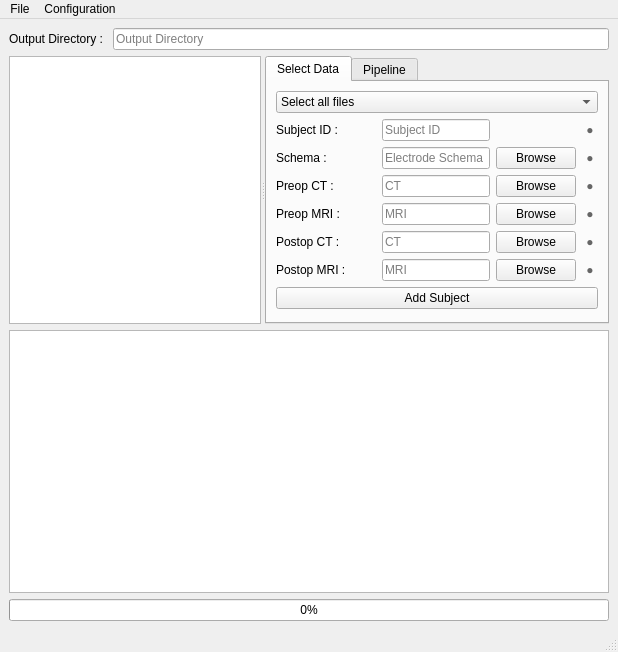
NeuroTech-Platform/CiCLONE, file ciclone/forms/MainWindow.ui: the form before one commit.
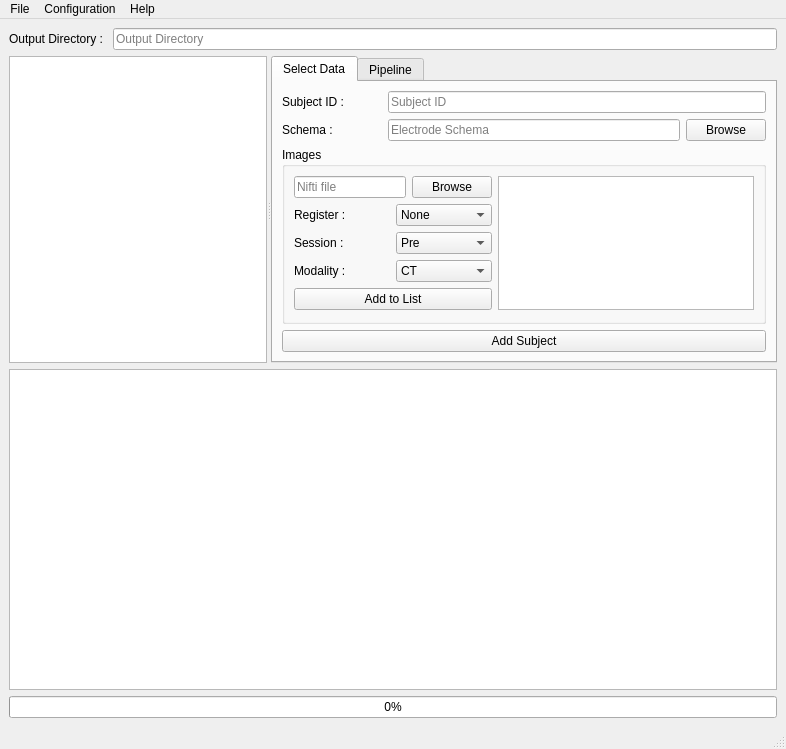
The form after the commit.

Commit message:
Feat : improve subject file import (#3)
* Add possibility to import multiple files with parameters and possible coregistration

* Add About Dialog

```diff
--- a/ciclone/forms/MainWindow.ui
+++ b/ciclone/forms/MainWindow.ui
@@ -6,15 +6,15 @@
    <rect>
     <x>0</x>
     <y>0</y>
-    <width>618</width>
-    <height>652</height>
+    <width>786</width>
+    <height>749</height>
    </rect>
   </property>
   <property name="windowTitle">
    <string>CiCLONE</string>
   </property>
   <widget class="QWidget" name="centralwidget">
-   <layout class="QGridLayout" name="gridLayout_2">
+   <layout class="QGridLayout" name="gridLayout_4">
     <item row="0" column="0">
      <layout class="QHBoxLayout" name="horizontalLayout">
       <item>
@@ -42,6 +42,12 @@
        <enum>Qt::Orientation::Horizontal</enum>
       </property>
       <widget class="QTreeView" name="subjectTreeView">
+       <property name="sizePolicy">
+        <sizepolicy hsizetype="Expanding" vsizetype="Expanding">
+         <horstretch>0</horstretch>
+         <verstretch>0</verstretch>
+        </sizepolicy>
+       </property>
        <property name="selectionMode">
         <enum>QAbstractItemView::SelectionMode::ExtendedSelection</enum>
        </property>
@@ -54,422 +60,193 @@
         <attribute name="title">
          <string>Select Data</string>
         </attribute>
-        <layout class="QGridLayout" name="gridLayout">
-         <item row="2" column="2">
-          <widget class="QPushButton" name="browse_Schema">
-           <property name="text">
-            <string>Browse</string>
-           </property>
-          </widget>
-         </item>
-         <item row="2" column="3">
-          <widget class="QLabel" name="validation_indicator_schema">
-           <property name="minimumSize">
-            <size>
-             <width>16</width>
-             <height>16</height>
-            </size>
-           </property>
-           <property name="maximumSize">
-            <size>
-             <width>16</width>
-             <height>16</height>
-            </size>
-           </property>
-           <property name="visible">
-            <bool>false</bool>
-           </property>
-           <property name="styleSheet">
-            <string>QLabel {
-    border-radius: 8px;
-    background-color: transparent;
-    color: #666666;
-    font-size: 12px;
-}</string>
-           </property>
-           <property name="text">
-            <string>●</string>
-           </property>
-           <property name="alignment">
-            <set>Qt::AlignmentFlag::AlignCenter</set>
-           </property>
-          </widget>
-         </item>
-         <item row="6" column="2">
-          <widget class="QPushButton" name="browse_postMRI">
-           <property name="text">
-            <string>Browse</string>
-           </property>
-          </widget>
-         </item>
-         <item row="6" column="3">
-          <widget class="QLabel" name="validation_indicator_post_mri">
-           <property name="minimumSize">
-            <size>
-             <width>16</width>
-             <height>16</height>
-            </size>
-           </property>
-           <property name="maximumSize">
-            <size>
-             <width>16</width>
-             <height>16</height>
-            </size>
-           </property>
-           <property name="visible">
-            <bool>false</bool>
-           </property>
-           <property name="styleSheet">
-            <string>QLabel {
-    border-radius: 8px;
-    background-color: transparent;
-    color: #666666;
-    font-size: 12px;
-}</string>
-           </property>
-           <property name="text">
-            <string>●</string>
-           </property>
-           <property name="alignment">
-            <set>Qt::AlignmentFlag::AlignCenter</set>
-           </property>
-          </widget>
-         </item>
-         <item row="6" column="0">
-          <widget class="QLabel" name="label_postMRI">
-           <property name="minimumSize">
-            <size>
-             <width>100</width>
-             <height>0</height>
-            </size>
-           </property>
-           <property name="maximumSize">
-            <size>
-             <width>100</width>
-             <height>16777215</height>
-            </size>
-           </property>
-           <property name="text">
-            <string>Postop MRI : </string>
-           </property>
-          </widget>
-         </item>
-         <item row="5" column="2">
-          <widget class="QPushButton" name="browse_postCT">
-           <property name="text">
-            <string>Browse</string>
-           </property>
-          </widget>
-         </item>
-         <item row="5" column="3">
-          <widget class="QLabel" name="validation_indicator_post_ct">
-           <property name="minimumSize">
-            <size>
-             <width>16</width>
-             <height>16</height>
-            </size>
-           </property>
-           <property name="maximumSize">
-            <size>
-             <width>16</width>
-             <height>16</height>
-            </size>
-           </property>
-           <property name="visible">
-            <bool>false</bool>
-           </property>
-           <property name="styleSheet">
-            <string>QLabel {
-    border-radius: 8px;
-    background-color: transparent;
-    color: #666666;
-    font-size: 12px;
-}</string>
-           </property>
-           <property name="text">
-            <string>●</string>
-           </property>
-           <property name="alignment">
-            <set>Qt::AlignmentFlag::AlignCenter</set>
-           </property>
-          </widget>
-         </item>
-         <item row="3" column="0">
-          <widget class="QLabel" name="label_preCT">
-           <property name="minimumSize">
-            <size>
-             <width>100</width>
-             <height>0</height>
-            </size>
-           </property>
-           <property name="maximumSize">
-            <size>
-             <width>100</width>
-             <height>16777215</height>
-            </size>
-           </property>
-           <property name="text">
-            <string>Preop CT : </string>
-           </property>
-          </widget>
-         </item>
-         <item row="4" column="2">
-          <widget class="QPushButton" name="browse_preMRI">
-           <property name="text">
-            <string>Browse</string>
-           </property>
-          </widget>
-         </item>
-         <item row="4" column="3">
-          <widget class="QLabel" name="validation_indicator_pre_mri">
-           <property name="minimumSize">
-            <size>
-             <width>16</width>
-             <height>16</height>
-            </size>
-           </property>
-           <property name="maximumSize">
-            <size>
-             <width>16</width>
-             <height>16</height>
-            </size>
-           </property>
-           <property name="visible">
-            <bool>false</bool>
-           </property>
-           <property name="styleSheet">
-            <string>QLabel {
-    border-radius: 8px;
-    background-color: transparent;
-    color: #666666;
-    font-size: 12px;
-}</string>
-           </property>
-           <property name="text">
-            <string>●</string>
-           </property>
-           <property name="alignment">
-            <set>Qt::AlignmentFlag::AlignCenter</set>
-           </property>
-          </widget>
+        <layout class="QGridLayout" name="gridLayout_2">
+         <item row="0" column="0">
+          <layout class="QHBoxLayout" name="horizontalLayout_6">
+           <item>
+            <widget class="QLabel" name="label_Name">
+             <property name="minimumSize">
+              <size>
+               <width>100</width>
+               <height>0</height>
+              </size>
+             </property>
+             <property name="maximumSize">
+              <size>
+               <width>100</width>
+               <height>16777215</height>
+              </size>
+             </property>
+             <property name="text">
+              <string>Subject ID : </string>
+             </property>
+            </widget>
+           </item>
+           <item>
+            <widget class="QLineEdit" name="lineEdit_Name">
+             <property name="placeholderText">
+              <string>Subject ID</string>
+             </property>
+            </widget>
+           </item>
+          </layout>
          </item>
          <item row="2" column="0">
-          <widget class="QLabel" name="label_Schema">
-           <property name="minimumSize">
-            <size>
-             <width>100</width>
-             <height>0</height>
-            </size>
+          <widget class="QGroupBox" name="groupBox">
+           <property name="title">
+            <string>Images</string>
            </property>
-           <property name="maximumSize">
-            <size>
-             <width>100</width>
-             <height>16777215</height>
-            </size>
-           </property>
-           <property name="text">
-            <string>Schema : </string>
-           </property>
-          </widget>
-         </item>
-         <item row="5" column="1">
-          <widget class="QLineEdit" name="lineEdit_postCT">
-           <property name="placeholderText">
-            <string>CT</string>
-           </property>
-          </widget>
-         </item>
-         <item row="1" column="1">
-          <widget class="QLineEdit" name="lineEdit_Name">
-           <property name="placeholderText">
-            <string>Subject ID</string>
-           </property>
-          </widget>
-         </item>
-         <item row="1" column="3">
-          <widget class="QLabel" name="validation_indicator_name">
-           <property name="minimumSize">
-            <size>
-             <width>16</width>
-             <height>16</height>
-            </size>
-           </property>
-           <property name="maximumSize">
-            <size>
-             <width>16</width>
-             <height>16</height>
-            </size>
-           </property>
-           <property name="visible">
-            <bool>false</bool>
-           </property>
-           <property name="styleSheet">
-            <string>QLabel {
-    border-radius: 8px;
-    background-color: transparent;
-    color: #666666;
-    font-size: 12px;
-}</string>
-           </property>
-           <property name="text">
-            <string>●</string>
-           </property>
-           <property name="alignment">
-            <set>Qt::AlignmentFlag::AlignCenter</set>
-           </property>
-          </widget>
-         </item>
-         <item row="3" column="2">
-          <widget class="QPushButton" name="browse_preCT">
-           <property name="text">
-            <string>Browse</string>
-           </property>
-          </widget>
-         </item>
-         <item row="3" column="3">
-          <widget class="QLabel" name="validation_indicator_pre_ct">
-           <property name="minimumSize">
-            <size>
-             <width>16</width>
-             <height>16</height>
-            </size>
-           </property>
-           <property name="maximumSize">
-            <size>
-             <width>16</width>
-             <height>16</height>
-            </size>
-           </property>
-           <property name="visible">
-            <bool>false</bool>
-           </property>
-           <property name="styleSheet">
-            <string>QLabel {
-    border-radius: 8px;
-    background-color: transparent;
-    color: #666666;
-    font-size: 12px;
-}</string>
-           </property>
-           <property name="text">
-            <string>●</string>
-           </property>
-           <property name="alignment">
-            <set>Qt::AlignmentFlag::AlignCenter</set>
-           </property>
-          </widget>
-         </item>
-         <item row="4" column="1">
-          <widget class="QLineEdit" name="lineEdit_preMRI">
-           <property name="placeholderText">
-            <string>MRI</string>
-           </property>
-          </widget>
-         </item>
-         <item row="2" column="1">
-          <widget class="QLineEdit" name="lineEdit_Schema">
-           <property name="placeholderText">
-            <string>Electrode Schema</string>
-           </property>
-          </widget>
-         </item>
-         <item row="5" column="0">
-          <widget class="QLabel" name="label_postCT">
-           <property name="minimumSize">
-            <size>
-             <width>100</width>
-             <height>0</height>
-            </size>
-           </property>
-           <property name="maximumSize">
-            <size>
-             <width>100</width>
-             <height>16777215</height>
-            </size>
-           </property>
-           <property name="text">
-            <string>Postop CT : </string>
-           </property>
-          </widget>
-         </item>
-         <item row="4" column="0">
-          <widget class="QLabel" name="label_preMRI">
-           <property name="minimumSize">
-            <size>
-             <width>100</width>
-             <height>0</height>
-            </size>
-           </property>
-           <property name="maximumSize">
-            <size>
-             <width>100</width>
-             <height>16777215</height>
-            </size>
-           </property>
-           <property name="text">
-            <string>Preop MRI : </string>
-           </property>
+           <layout class="QGridLayout" name="gridLayout">
+            <item row="0" column="0">
+             <layout class="QHBoxLayout" name="horizontalLayout_4">
+              <item>
+               <widget class="QLineEdit" name="lineEdit_image">
+                <property name="placeholderText">
+                 <string>Nifti file</string>
+                </property>
+               </widget>
+              </item>
+              <item>
+               <widget class="QPushButton" name="browse_image">
+                <property name="text">
+                 <string>Browse</string>
+                </property>
+               </widget>
+              </item>
+             </layout>
+            </item>
+            <item row="0" column="1" rowspan="5">
+             <widget class="QListWidget" name="images_listWidget"/>
+            </item>
+            <item row="1" column="0">
+             <layout class="QHBoxLayout" name="horizontalLayout_3">
+              <item>
+               <widget class="QLabel" name="label_register">
+                <property name="text">
+                 <string>Register : </string>
+                </property>
+               </widget>
+              </item>
+              <item>
+               <widget class="QComboBox" name="register_combobox">
+                <item>
+                 <property name="text">
+                  <string>None</string>
+                 </property>
+                </item>
+               </widget>
+              </item>
+             </layout>
+            </item>
+            <item row="2" column="0">
+             <layout class="QHBoxLayout" name="horizontalLayout_5">
+              <item>
+               <widget class="QLabel" name="label_session">
+                <property name="text">
+                 <string>Session : </string>
+                </property>
+               </widget>
+              </item>
+              <item>
+               <widget class="QComboBox" name="session_comboBox">
+                <item>
+                 <property name="text">
+                  <string>Pre</string>
+                 </property>
+                </item>
+                <item>
+                 <property name="text">
+                  <string>Post</string>
+                 </property>
+                </item>
+               </widget>
+              </item>
+             </layout>
+            </item>
+            <item row="3" column="0">
+             <layout class="QHBoxLayout" name="horizontalLayout_8">
+              <item>
+               <widget class="QLabel" name="label_modality">
+                <property name="text">
+                 <string>Modality : </string>
+                </property>
+               </widget>
+              </item>
+              <item>
+               <widget class="QComboBox" name="modality_comboBox">
+                <item>
+                 <property name="text">
+                  <string>CT</string>
+                 </property>
+                </item>
+                <item>
+                 <property name="text">
+                  <string>MRI</string>
+                 </property>
+                </item>
+                <item>
+                 <property name="text">
+                  <string>PET</string>
+                 </property>
+                </item>
+               </widget>
+              </item>
+             </layout>
+            </item>
+            <item row="4" column="0">
+             <widget class="QPushButton" name="addFile_pushButton">
+              <property name="text">
+               <string>Add to List</string>
+              </property>
+             </widget>
+            </item>
+           </layout>
           </widget>
          </item>
          <item row="1" column="0">
-          <widget class="QLabel" name="label_Name">
-           <property name="minimumSize">
-            <size>
-             <width>100</width>
-             <height>0</height>
-            </size>
-           </property>
-           <property name="maximumSize">
-            <size>
-             <width>100</width>
-             <height>16777215</height>
-            </size>
-           </property>
-           <property name="text">
-            <string>Subject ID : </string>
-           </property>
-          </widget>
+          <layout class="QHBoxLayout" name="horizontalLayout_7">
+           <item>
+            <widget class="QLabel" name="label_Schema">
+             <property name="minimumSize">
+              <size>
+               <width>100</width>
+               <height>0</height>
+              </size>
+             </property>
+             <property name="maximumSize">
+              <size>
+               <width>100</width>
+               <height>16777215</height>
+              </size>
+             </property>
+             <property name="text">
+              <string>Schema : </string>
+             </property>
+            </widget>
+           </item>
+           <item>
+            <widget class="QLineEdit" name="lineEdit_Schema">
+             <property name="placeholderText">
+              <string>Electrode Schema</string>
+             </property>
+            </widget>
+           </item>
+           <item>
+            <widget class="QPushButton" name="browse_Schema">
+             <property name="text">
+              <string>Browse</string>
+             </property>
+            </widget>
+           </item>
+          </layout>
          </item>
-         <item row="6" column="1">
-          <widget class="QLineEdit" name="lineEdit_postMRI">
-           <property name="placeholderText">
-            <string>MRI</string>
-           </property>
-          </widget>
-         </item>
-         <item row="3" column="1">
-          <widget class="QLineEdit" name="lineEdit_preCT">
-           <property name="placeholderText">
-            <string>CT</string>
-           </property>
-          </widget>
-         </item>
-         <item row="7" column="0" colspan="4">
+         <item row="3" column="0">
           <widget class="QPushButton" name="pushButton_addSubject">
            <property name="text">
             <string>Add Subject</string>
            </property>
           </widget>
          </item>
-         <item row="0" column="0" colspan="4">
-          <widget class="QComboBox" name="subjectsType_comboBox">
-           <item>
-            <property name="text">
-             <string>Select all files</string>
-            </property>
-           </item>
-           <item>
-            <property name="text">
-             <string>BIDS Subject</string>
-            </property>
-           </item>
-           <item>
-            <property name="text">
-             <string>Bundled Folder</string>
-            </property>
-           </item>
-          </widget>
-         </item>
         </layout>
        </widget>
        <widget class="QWidget" name="tab_2">
@@ -621,8 +398,8 @@
     <rect>
      <x>0</x>
      <y>0</y>
-     <width>618</width>
-     <height>37</height>
+     <width>786</width>
+     <height>33</height>
     </rect>
    </property>
    <widget class="QMenu" name="menuFile">
@@ -638,8 +415,15 @@
     </property>
     <addaction name="actionManage_Pipelines"/>
    </widget>
+   <widget class="QMenu" name="menuHelp">
+    <property name="title">
+     <string>Help</string>
+    </property>
+    <addaction name="actionAbout"/>
+   </widget>
    <addaction name="menuFile"/>
    <addaction name="menuConfiguration"/>
+   <addaction name="menuHelp"/>
   </widget>
   <widget class="QStatusBar" name="statusbar"/>
   <action name="actionNew_Output_Directory">
```
Left out of the diff: 5 changed lines with no effect on the pictures. The commit also changes 24 other files.
